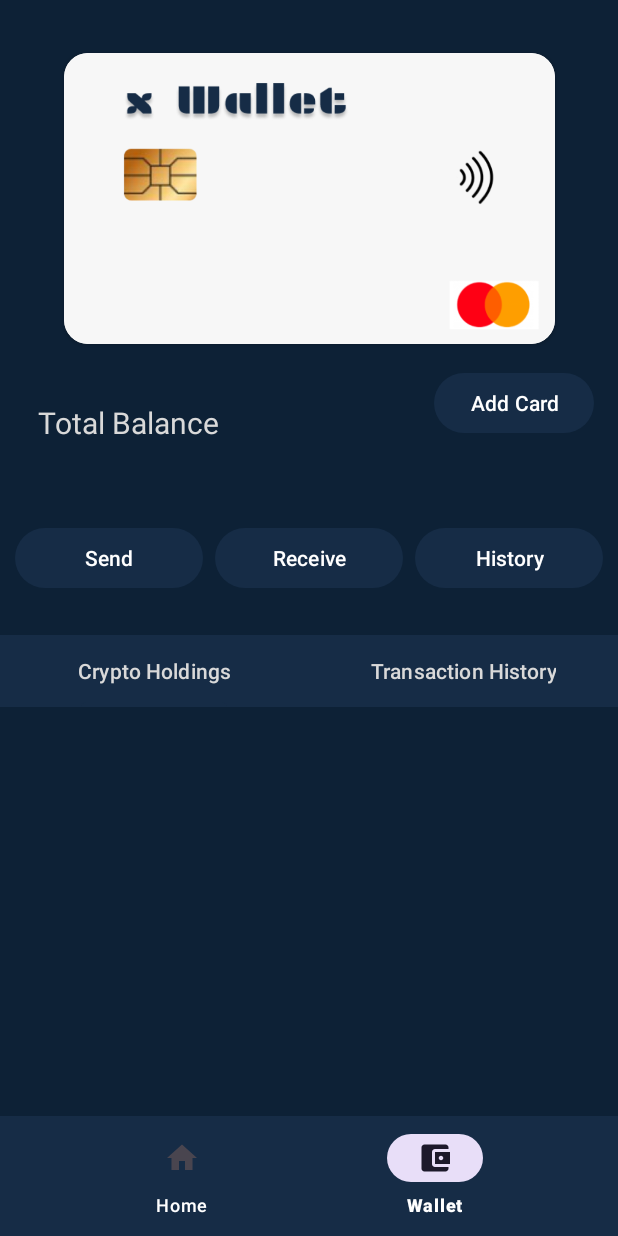
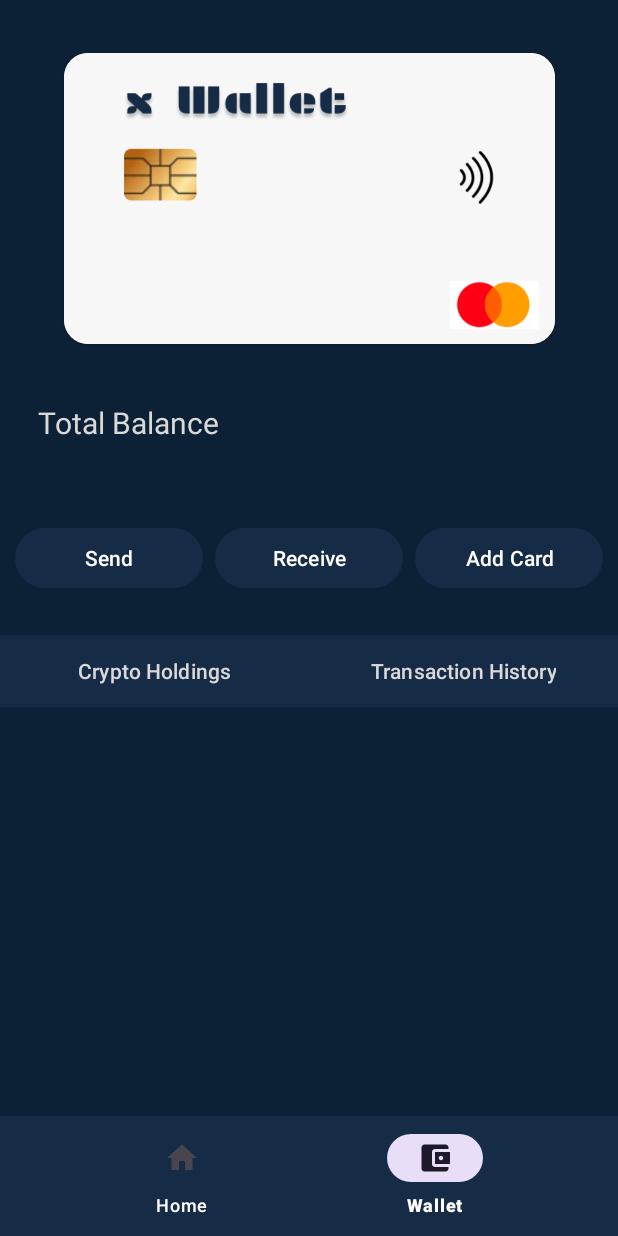
Before and after one commit to Artan0/wallet_app, an Android app: the WalletActivity screen opened directly, with no data from a screen before it, on a phone screen of 412 x 824 dp. Run offline under Robolectric (Android 15) with nearby library versions, the phone set to English and light mode, and no system bars; our stand-ins replace Firebase (no records; nobody signed in at launch, a user with empty details on screens opened directly).

Commit message:
small changes on layout and add card bug fixed

```diff
--- a/app/src/main/java/com/example/wallet_app/WalletActivity.kt
+++ b/app/src/main/java/com/example/wallet_app/WalletActivity.kt
@@ -33,7 +33,7 @@ class WalletActivity : AppCompatActivity() {
     private lateinit var balanceTextView: TextView
     private lateinit var sendMoneyButton: Button
     private lateinit var receiveMoneyButton: Button
-    private lateinit var allTransactionsButton: Button
+//    private lateinit var allTransactionsButton: Button
     private lateinit var bottomNavigationView: BottomNavigationView
     private lateinit var addCardButton: Button
 
@@ -44,13 +44,13 @@ class WalletActivity : AppCompatActivity() {
         balanceTextView = findViewById(R.id.balanceTextView)
         sendMoneyButton = findViewById(R.id.sendMoneyButton)
         receiveMoneyButton = findViewById(R.id.receiveMoneyButton)
-        allTransactionsButton = findViewById(R.id.allTransactionsButton)
+//        allTransactionsButton = findViewById(R.id.allTransactionsButton)
         addCardButton = findViewById(R.id.addCardButton)
 
         addCardButton.setOnClickListener { showAddCardDialog() }
         sendMoneyButton.setOnClickListener { onSendMoneyClicked() }
         receiveMoneyButton.setOnClickListener { onReceiveMoneyClicked() }
-        allTransactionsButton.setOnClickListener { onAllTransactionsClicked() }
+//        allTransactionsButton.setOnClickListener { onAllTransactionsClicked() }
 
         retrieveUserWallet()
 
@@ -126,7 +126,7 @@ class WalletActivity : AppCompatActivity() {
         showAddCardDialog()
     }
 
-    fun onSubmitCardClicked(dialog: Dialog) {
+    private fun onSubmitCardClicked(dialog: Dialog) {
         val cardNumberEditText: EditText = dialog.findViewById(R.id.cardNumberEditText)
         val cardHolderNameEditText: EditText = dialog.findViewById(R.id.cardHolderNameEditText)
         val expirationDateEditText: EditText = dialog.findViewById(R.id.expirationDateEditText)
@@ -136,7 +136,6 @@ class WalletActivity : AppCompatActivity() {
         val cardHolderName = cardHolderNameEditText.text.toString()
         val expirationDate = expirationDateEditText.text.toString()
 
-        // Validate input fields before proceeding
         if (!isValidCardNumber(cardNumber) || !isValidExpirationDate(expirationDate)) {
             showToast("Invalid card information. Please check and try again.")
             return
@@ -144,8 +143,9 @@ class WalletActivity : AppCompatActivity() {
 
         val cvv = cvvEditText.text.toString()
 
-        // Check the number of existing cards
         val userId = FirebaseAuth.getInstance().currentUser?.uid
+        Log.d("Firestore", "Current User ID: $userId")
+
         if (userId != null) {
             val walletRef = FirebaseFirestore.getInstance().collection("wallets").document(userId)
 
@@ -155,21 +155,22 @@ class WalletActivity : AppCompatActivity() {
                         val wallet = document.toObject(Wallet::class.java)
                         wallet?.cards?.let { cards ->
                             if (cards.size < 3) {
-                                // Create a new Card object with the entered information
-                                val newCard = Card(cardNumber, cardHolderName, expirationDate, cvv)
+                                val newCard = Card(
+                                    cardNumber = cardNumber,
+                                    cardHolderName = cardHolderName,
+                                    expirationDate = expirationDate,
+                                    cvv = cvv
+                                )
 
-                                // Update the user's wallet with the new card
                                 walletRef.update("cards", FieldValue.arrayUnion(newCard))
                                     .addOnSuccessListener {
                                         Log.d("Firestore", "Card added successfully")
-                                        // Update UI or perform any additional actions
                                         showToast("Card added successfully")
                                         dialog.dismiss()
                                     }
                                     .addOnFailureListener { exception ->
                                         Log.e("Firestore", "Error updating wallet document", exception)
                                         showToast("Failed to add card. Please try again.")
-                                        // Handle failure scenario
                                     }
                             } else {
                                 showToast("Maximum 3 cards allowed.")
@@ -179,6 +180,7 @@ class WalletActivity : AppCompatActivity() {
                 }
         }
     }
+
 
     private fun isValidCardNumber(cardNumber: String): Boolean {
         val regex = Regex("^\\d{4} ?\\d{4} ?\\d{4} ?\\d{4}\$")
--- a/app/src/main/java/com/example/wallet_app/model/Wallet.kt
+++ b/app/src/main/java/com/example/wallet_app/model/Wallet.kt
@@ -7,5 +7,5 @@ data class Wallet(
     @PropertyName("balance") var balance: Double = 0.0,
     @PropertyName("cryptoHoldings") var cryptoHoldings: MutableList<Crypto>? = null,
     @PropertyName("transactions") var transactions: List<Transaction>? = null,
-    @PropertyName("cards") var cards: MutableList<Card>? = null
+    @PropertyName("cards") var cards: List<Card>? = null
 )
--- a/app/src/main/res/layout/activity_wallet.xml
+++ b/app/src/main/res/layout/activity_wallet.xml
@@ -36,17 +36,7 @@
         </androidx.cardview.widget.CardView>
 
 
-        <Button
-            android:id="@+id/addCardButton"
-            android:layout_width="wrap_content"
-            android:layout_height="wrap_content"
-            android:layout_marginTop="15dp"
-            android:onClick="onAddCardClicked"
-            android:text="Add Card"
-            app:layout_constraintEnd_toEndOf="parent"
-            app:layout_constraintHorizontal_bias="0.947"
-            app:layout_constraintStart_toStartOf="parent"
-            app:layout_constraintTop_toBottomOf="@+id/cardView" />
+
 
         <TextView
             android:id="@+id/balanceInfoText"
@@ -109,13 +99,24 @@
                 android:text="Receive" />
 
             <Button
-                android:id="@+id/allTransactionsButton"
+                android:id="@+id/addCardButton"
                 android:layout_width="0dp"
                 android:layout_height="wrap_content"
                 android:layout_columnWeight="1"
+                android:layout_marginBottom="8dp"
                 android:layout_marginStart="8dp"
-                android:layout_marginBottom="8dp"
-                android:text="History" />
+                android:onClick="onAddCardClicked"
+                android:text="Add Card"
+                />
+
+<!--            <Button-->
+<!--                android:id="@+id/allTransactionsButton"-->
+<!--                android:layout_width="0dp"-->
+<!--                android:layout_height="wrap_content"-->
+<!--                android:layout_columnWeight="1"-->
+<!--                android:layout_marginStart="8dp"-->
+<!--                android:layout_marginBottom="8dp"-->
+<!--                android:text="History" />-->
         </GridLayout>
 
         <androidx.viewpager.widget.ViewPager
--- a/app/src/main/res/layout/notification.xml
+++ b/app/src/main/res/layout/notification.xml
@@ -18,7 +18,7 @@
             android:layout_width="wrap_content"
             android:layout_height="wrap_content"
             android:text="Title"
-            android:textSize="19sp"
+            android:textSize="15sp"
             android:textStyle="bold"
             android:layout_toRightOf="@+id/app_logo"
             android:layout_marginLeft="10dp"
@@ -28,7 +28,7 @@
             android:layout_width="wrap_content"
             android:layout_height="wrap_content"
             android:text="Message"
-            android:textSize="18sp"
+            android:textSize="15sp"
             android:layout_below="@id/titleNotification"
             android:layout_toRightOf="@id/app_logo"
             android:layout_marginLeft="10dp"
```
Also changed, not shown: app/src/main/java/com/example/wallet_app/NotificationActivity.kt (+8 -8 lines).
